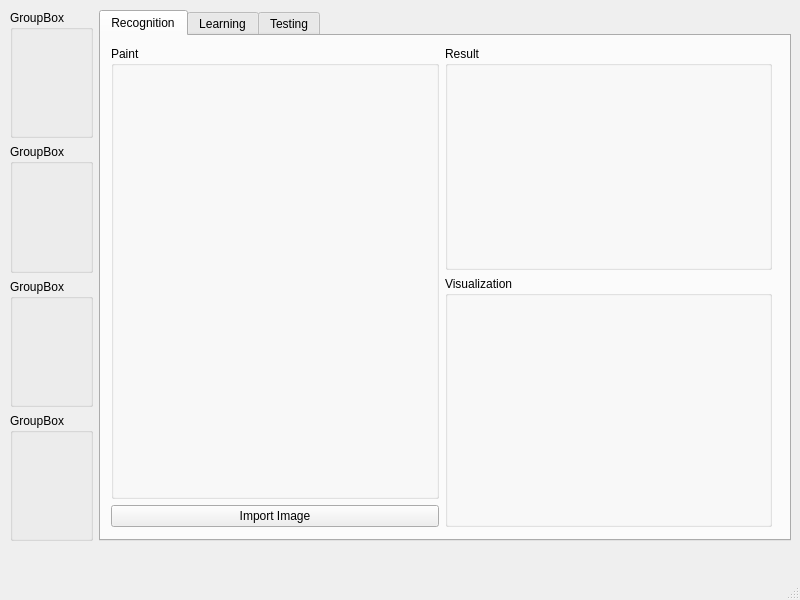
The window that MLP/src/view/view.ui (VladBigBrain/VladBigBrain) describes before a commit, drawn with Qt 5.
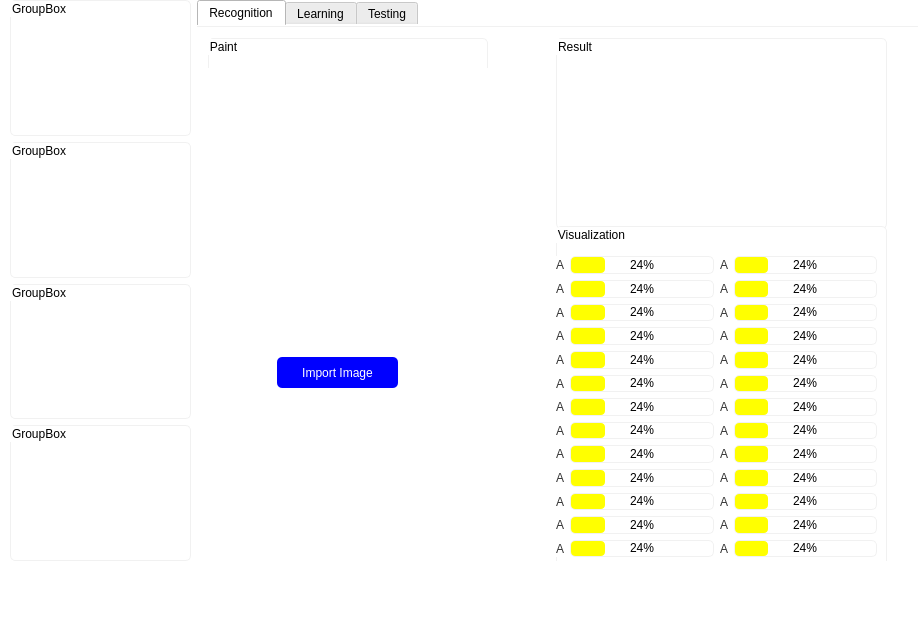
The same window after the commit. The open tabs and pages were chosen to show the change. Custom widgets are drawn as their Qt base class.

```diff
--- a/MLP/src/view/view.ui
+++ b/MLP/src/view/view.ui
@@ -6,49 +6,129 @@
    <rect>
     <x>0</x>
     <y>0</y>
-    <width>800</width>
-    <height>600</height>
+    <width>918</width>
+    <height>644</height>
    </rect>
   </property>
   <property name="windowTitle">
    <string>MLP</string>
   </property>
+  <property name="styleSheet">
+   <string notr="true">QWidget {
+    background: white;  /* Белый фон для всех виджетов */
+}
+* {
+    color: black;  /* Черный текст для всех элементов */
+}
+
+QLabel {
+    color: #333333; /* Тёмно-серый для хорошего контраста на белом фоне */
+    font: 14px &quot;Arial&quot;; /* Простой и чистый шрифт */
+}
+
+QLabel {
+    color: #333333; /* Тёмно-серый для хорошего контраста на белом фоне */
+    font: 14px &quot;Arial&quot;; /* Простой и чистый шрифт */
+}
+
+QSpinBox {
+    border: 1px solid #f1f1f1;
+    background: white;
+}
+
+QGroupBox {
+    border: 1px solid #f1f1f1;
+    border-radius: 5px;
+    margin-top: 1ex;
+}
+
+QPushButton {
+    background-color: yellow;
+    color: white;
+    border-radius: 5px;
+}
+
+QComboBox {
+    border: 1px solid #f1f1f1;
+    border-radius: 3px;
+    background: white;
+}
+</string>
+  </property>
   <widget class="QWidget" name="centralwidget">
    <widget class="QWidget" name="layoutWidget">
     <property name="geometry">
      <rect>
       <x>10</x>
-      <y>10</y>
-      <width>781</width>
-      <height>531</height>
+      <y>0</y>
+      <width>911</width>
+      <height>561</height>
      </rect>
     </property>
-    <layout class="QHBoxLayout" name="horizontalLayout">
-     <item>
-      <layout class="QVBoxLayout" name="verticalLayout">
-       <item>
+    <layout class="QGridLayout" name="gridLayout" rowstretch="0" columnstretch="1,4">
+     <item row="0" column="0">
+      <layout class="QGridLayout" name="gridLayout_4">
+       <property name="sizeConstraint">
+        <enum>QLayout::SetNoConstraint</enum>
+       </property>
+       <property name="leftMargin">
+        <number>0</number>
+       </property>
+       <item row="0" column="0">
         <widget class="QGroupBox" name="groupBox">
+         <property name="styleSheet">
+          <string notr="true">QGroupBox {
+    border: 1px solid #f1f1f1;
+    border-radius: 5px;
+    margin-top: 1ex;
+}
+</string>
+         </property>
          <property name="title">
           <string>GroupBox</string>
          </property>
         </widget>
        </item>
-       <item>
+       <item row="1" column="0">
         <widget class="QGroupBox" name="groupBox_2">
+         <property name="styleSheet">
+          <string notr="true">QGroupBox {
+    border: 1px solid #f1f1f1;
+    border-radius: 5px;
+    margin-top: 1ex;
+}
+</string>
+         </property>
          <property name="title">
           <string>GroupBox</string>
          </property>
         </widget>
        </item>
-       <item>
+       <item row="2" column="0">
         <widget class="QGroupBox" name="groupBox_3">
+         <property name="styleSheet">
+          <string notr="true">QGroupBox {
+    border: 1px solid #f1f1f1;
+    border-radius: 5px;
+    margin-top: 1ex;
+}
+</string>
+         </property>
          <property name="title">
           <string>GroupBox</string>
          </property>
         </widget>
        </item>
-       <item>
+       <item row="3" column="0">
         <widget class="QGroupBox" name="groupBox_4">
+         <property name="styleSheet">
+          <string notr="true">QGroupBox {
+    border: 1px solid #f1f1f1;
+    border-radius: 5px;
+    margin-top: 1ex;
+}
+</string>
+         </property>
          <property name="title">
           <string>GroupBox</string>
          </property>
@@ -56,8 +136,14 @@
        </item>
       </layout>
      </item>
-     <item>
+     <item row="0" column="1">
       <widget class="QTabWidget" name="tabWidget">
+       <property name="styleSheet">
+        <string notr="true">QTabWidget::pane {
+    border-top: 1px solid #f1f1f1;
+}
+</string>
+       </property>
        <property name="currentIndex">
         <number>0</number>
        </property>
@@ -65,55 +151,839 @@
         <attribute name="title">
          <string>Recognition</string>
         </attribute>
-        <widget class="QWidget" name="layoutWidget">
+        <widget class="QGroupBox" name="groupBox_6">
          <property name="geometry">
           <rect>
-           <x>10</x>
-           <y>10</y>
-           <width>661</width>
-           <height>481</height>
+           <x>359</x>
+           <y>11</y>
+           <width>331</width>
+           <height>191</height>
           </rect>
          </property>
-         <layout class="QGridLayout" name="gridLayout">
-          <item row="0" column="0" rowspan="2">
-           <widget class="QGroupBox" name="groupBox_5">
-            <property name="title">
-             <string>Paint</string>
-            </property>
-            <widget class="PaintScene" name="paintwidget" native="true">
-             <property name="geometry">
-              <rect>
-               <x>10</x>
-               <y>30</y>
-               <width>311</width>
-               <height>401</height>
-              </rect>
+         <property name="styleSheet">
+          <string notr="true">QGroupBox {
+    border: 1px solid #f1f1f1;
+    border-radius: 5px;
+    margin-top: 1ex;
+}
+</string>
+         </property>
+         <property name="title">
+          <string>Result</string>
+         </property>
+        </widget>
+        <widget class="QGroupBox" name="groupBox_5">
+         <property name="geometry">
+          <rect>
+           <x>11</x>
+           <y>11</y>
+           <width>280</width>
+           <height>310</height>
+          </rect>
+         </property>
+         <property name="styleSheet">
+          <string notr="true">QGroupBox {
+    border: 1px solid #f1f1f1;
+    border-radius: 5px;
+    margin-top: 1ex;
+}
+</string>
+         </property>
+         <property name="title">
+          <string>Paint</string>
+         </property>
+         <widget class="PaintScene" name="paintwidget" native="true">
+          <property name="geometry">
+           <rect>
+            <x>0</x>
+            <y>30</y>
+            <width>280</width>
+            <height>280</height>
+           </rect>
+          </property>
+         </widget>
+        </widget>
+        <widget class="QGroupBox" name="groupBox_8">
+         <property name="geometry">
+          <rect>
+           <x>359</x>
+           <y>199</y>
+           <width>331</width>
+           <height>341</height>
+          </rect>
+         </property>
+         <property name="styleSheet">
+          <string notr="true">QGroupBox {
+    border: 1px solid #f1f1f1;
+    border-radius: 5px;
+    margin-top: 1ex;
+}
+</string>
+         </property>
+         <property name="title">
+          <string>Visualization</string>
+         </property>
+         <widget class="QWidget" name="">
+          <property name="geometry">
+           <rect>
+            <x>0</x>
+            <y>30</y>
+            <width>321</width>
+            <height>301</height>
+           </rect>
+          </property>
+          <layout class="QGridLayout" name="gridLayout_5">
+           <item row="0" column="0">
+            <widget class="QLabel" name="label">
+             <property name="text">
+              <string>A</string>
              </property>
             </widget>
-           </widget>
-          </item>
-          <item row="0" column="1">
-           <widget class="QGroupBox" name="groupBox_6">
-            <property name="title">
-             <string>Result</string>
-            </property>
-           </widget>
-          </item>
-          <item row="1" column="1" rowspan="2">
-           <widget class="QGroupBox" name="groupBox_8">
-            <property name="title">
-             <string>Visualization</string>
-            </property>
-           </widget>
-          </item>
-          <item row="2" column="0">
-           <widget class="QPushButton" name="pushButton">
-            <property name="text">
-             <string>Import Image</string>
-            </property>
-           </widget>
-          </item>
-         </layout>
+           </item>
+           <item row="0" column="1">
+            <widget class="QProgressBar" name="progressBar">
+             <property name="styleSheet">
+              <string notr="true">QProgressBar {
+    border: 1px solid #f1f1f1;  /* Почти белый рамки */
+    background: white;  /* Белый фон */
+    border-radius: 5px;  /* Скругление углов */
+    text-align: center;  /* Центровка текста */
+}
+
+QProgressBar::chunk {
+    background: yellow;  /* Жёлтая заполненная часть */
+    border-radius: 4px;  /* Скругление углов */
+}
+</string>
+             </property>
+             <property name="value">
+              <number>24</number>
+             </property>
+            </widget>
+           </item>
+           <item row="0" column="2">
+            <widget class="QLabel" name="label_17">
+             <property name="text">
+              <string>A</string>
+             </property>
+            </widget>
+           </item>
+           <item row="0" column="3">
+            <widget class="QProgressBar" name="progressBar_13">
+             <property name="styleSheet">
+              <string notr="true">QProgressBar {
+    border: 1px solid #f1f1f1;  /* Почти белый рамки */
+    background: white;  /* Белый фон */
+    border-radius: 5px;  /* Скругление углов */
+    text-align: center;  /* Центровка текста */
+}
+
+QProgressBar::chunk {
+    background: yellow;  /* Жёлтая заполненная часть */
+    border-radius: 4px;  /* Скругление углов */
+}
+</string>
+             </property>
+             <property name="value">
+              <number>24</number>
+             </property>
+            </widget>
+           </item>
+           <item row="1" column="0">
+            <widget class="QLabel" name="label_2">
+             <property name="text">
+              <string>A</string>
+             </property>
+            </widget>
+           </item>
+           <item row="1" column="1">
+            <widget class="QProgressBar" name="progressBar_2">
+             <property name="styleSheet">
+              <string notr="true">QProgressBar {
+    border: 1px solid #f1f1f1;  /* Почти белый рамки */
+    background: white;  /* Белый фон */
+    border-radius: 5px;  /* Скругление углов */
+    text-align: center;  /* Центровка текста */
+}
+
+QProgressBar::chunk {
+    background: yellow;  /* Жёлтая заполненная часть */
+    border-radius: 4px;  /* Скругление углов */
+}
+</string>
+             </property>
+             <property name="value">
+              <number>24</number>
+             </property>
+            </widget>
+           </item>
+           <item row="1" column="2">
+            <widget class="QLabel" name="label_25">
+             <property name="text">
+              <string>A</string>
+             </property>
+            </widget>
+           </item>
+           <item row="1" column="3">
+            <widget class="QProgressBar" name="progressBar_14">
+             <property name="styleSheet">
+              <string notr="true">QProgressBar {
+    border: 1px solid #f1f1f1;  /* Почти белый рамки */
+    background: white;  /* Белый фон */
+    border-radius: 5px;  /* Скругление углов */
+    text-align: center;  /* Центровка текста */
+}
+
+QProgressBar::chunk {
+    background: yellow;  /* Жёлтая заполненная часть */
+    border-radius: 4px;  /* Скругление углов */
+}
+</string>
+             </property>
+             <property name="value">
+              <number>24</number>
+             </property>
+            </widget>
+           </item>
+           <item row="2" column="0">
+            <widget class="QLabel" name="label_3">
+             <property name="text">
+              <string>A</string>
+             </property>
+            </widget>
+           </item>
+           <item row="2" column="1">
+            <widget class="QProgressBar" name="progressBar_3">
+             <property name="styleSheet">
+              <string notr="true">QProgressBar {
+    border: 1px solid #f1f1f1;  /* Почти белый рамки */
+    background: white;  /* Белый фон */
+    border-radius: 5px;  /* Скругление углов */
+    text-align: center;  /* Центровка текста */
+}
+
+QProgressBar::chunk {
+    background: yellow;  /* Жёлтая заполненная часть */
+    border-radius: 4px;  /* Скругление углов */
+}
+</string>
+             </property>
+             <property name="value">
+              <number>24</number>
+             </property>
+            </widget>
+           </item>
+           <item row="2" column="2">
+            <widget class="QLabel" name="label_22">
+             <property name="text">
+              <string>A</string>
+             </property>
+            </widget>
+           </item>
+           <item row="2" column="3">
+            <widget class="QProgressBar" name="progressBar_12">
+             <property name="styleSheet">
+              <string notr="true">QProgressBar {
+    border: 1px solid #f1f1f1;  /* Почти белый рамки */
+    background: white;  /* Белый фон */
+    border-radius: 5px;  /* Скругление углов */
+    text-align: center;  /* Центровка текста */
+}
+
+QProgressBar::chunk {
+    background: yellow;  /* Жёлтая заполненная часть */
+    border-radius: 4px;  /* Скругление углов */
+}
+</string>
+             </property>
+             <property name="value">
+              <number>24</number>
+             </property>
+            </widget>
+           </item>
+           <item row="3" column="0">
+            <widget class="QLabel" name="label_4">
+             <property name="text">
+              <string>A</string>
+             </property>
+            </widget>
+           </item>
+           <item row="3" column="1">
+            <widget class="QProgressBar" name="progressBar_4">
+             <property name="styleSheet">
+              <string notr="true">QProgressBar {
+    border: 1px solid #f1f1f1;  /* Почти белый рамки */
+    background: white;  /* Белый фон */
+    border-radius: 5px;  /* Скругление углов */
+    text-align: center;  /* Центровка текста */
+}
+
+QProgressBar::chunk {
+    background: yellow;  /* Жёлтая заполненная часть */
+    border-radius: 4px;  /* Скругление углов */
+}
+</string>
+             </property>
+             <property name="value">
+              <number>24</number>
+             </property>
+            </widget>
+           </item>
+           <item row="3" column="2">
+            <widget class="QLabel" name="label_21">
+             <property name="text">
+              <string>A</string>
+             </property>
+            </widget>
+           </item>
+           <item row="3" column="3">
+            <widget class="QProgressBar" name="progressBar_10">
+             <property name="styleSheet">
+              <string notr="true">QProgressBar {
+    border: 1px solid #f1f1f1;  /* Почти белый рамки */
+    background: white;  /* Белый фон */
+    border-radius: 5px;  /* Скругление углов */
+    text-align: center;  /* Центровка текста */
+}
+
+QProgressBar::chunk {
+    background: yellow;  /* Жёлтая заполненная часть */
+    border-radius: 4px;  /* Скругление углов */
+}
+</string>
+             </property>
+             <property name="value">
+              <number>24</number>
+             </property>
+            </widget>
+           </item>
+           <item row="4" column="0">
+            <widget class="QLabel" name="label_6">
+             <property name="text">
+              <string>A</string>
+             </property>
+            </widget>
+           </item>
+           <item row="4" column="1">
+            <widget class="QProgressBar" name="progressBar_7">
+             <property name="styleSheet">
+              <string notr="true">QProgressBar {
+    border: 1px solid #f1f1f1;  /* Почти белый рамки */
+    background: white;  /* Белый фон */
+    border-radius: 5px;  /* Скругление углов */
+    text-align: center;  /* Центровка текста */
+}
+
+QProgressBar::chunk {
+    background: yellow;  /* Жёлтая заполненная часть */
+    border-radius: 4px;  /* Скругление углов */
+}
+</string>
+             </property>
+             <property name="value">
+              <number>24</number>
+             </property>
+            </widget>
+           </item>
+           <item row="4" column="2">
+            <widget class="QLabel" name="label_14">
+             <property name="text">
+              <string>A</string>
+             </property>
+            </widget>
+           </item>
+           <item row="4" column="3">
+            <widget class="QProgressBar" name="progressBar_9">
+             <property name="styleSheet">
+              <string notr="true">QProgressBar {
+    border: 1px solid #f1f1f1;  /* Почти белый рамки */
+    background: white;  /* Белый фон */
+    border-radius: 5px;  /* Скругление углов */
+    text-align: center;  /* Центровка текста */
+}
+
+QProgressBar::chunk {
+    background: yellow;  /* Жёлтая заполненная часть */
+    border-radius: 4px;  /* Скругление углов */
+}
+</string>
+             </property>
+             <property name="value">
+              <number>24</number>
+             </property>
+            </widget>
+           </item>
+           <item row="5" column="0">
+            <widget class="QLabel" name="label_5">
+             <property name="text">
+              <string>A</string>
+             </property>
+            </widget>
+           </item>
+           <item row="5" column="1">
+            <widget class="QProgressBar" name="progressBar_8">
+             <property name="styleSheet">
+              <string notr="true">QProgressBar {
+    border: 1px solid #f1f1f1;  /* Почти белый рамки */
+    background: white;  /* Белый фон */
+    border-radius: 5px;  /* Скругление углов */
+    text-align: center;  /* Центровка текста */
+}
+
+QProgressBar::chunk {
+    background: yellow;  /* Жёлтая заполненная часть */
+    border-radius: 4px;  /* Скругление углов */
+}
+</string>
+             </property>
+             <property name="value">
+              <number>24</number>
+             </property>
+            </widget>
+           </item>
+           <item row="5" column="2">
+            <widget class="QLabel" name="label_18">
+             <property name="text">
+              <string>A</string>
+             </property>
+            </widget>
+           </item>
+           <item row="5" column="3">
+            <widget class="QProgressBar" name="progressBar_11">
+             <property name="styleSheet">
+              <string notr="true">QProgressBar {
+    border: 1px solid #f1f1f1;  /* Почти белый рамки */
+    background: white;  /* Белый фон */
+    border-radius: 5px;  /* Скругление углов */
+    text-align: center;  /* Центровка текста */
+}
+
+QProgressBar::chunk {
+    background: yellow;  /* Жёлтая заполненная часть */
+    border-radius: 4px;  /* Скругление углов */
+}
+</string>
+             </property>
+             <property name="value">
+              <number>24</number>
+             </property>
+            </widget>
+           </item>
+           <item row="6" column="0">
+            <widget class="QLabel" name="label_7">
+             <property name="text">
+              <string>A</string>
+             </property>
+            </widget>
+           </item>
+           <item row="6" column="1">
+            <widget class="QProgressBar" name="progressBar_6">
+             <property name="styleSheet">
+              <string notr="true">QProgressBar {
+    border: 1px solid #f1f1f1;  /* Почти белый рамки */
+    background: white;  /* Белый фон */
+    border-radius: 5px;  /* Скругление углов */
+    text-align: center;  /* Центровка текста */
+}
+
+QProgressBar::chunk {
+    background: yellow;  /* Жёлтая заполненная часть */
+    border-radius: 4px;  /* Скругление углов */
+}
+</string>
+             </property>
+             <property name="value">
+              <number>24</number>
+             </property>
+            </widget>
+           </item>
+           <item row="6" column="2">
+            <widget class="QLabel" name="label_16">
+             <property name="text">
+              <string>A</string>
+             </property>
+            </widget>
+           </item>
+           <item row="6" column="3">
+            <widget class="QProgressBar" name="progressBar_16">
+             <property name="styleSheet">
+              <string notr="true">QProgressBar {
+    border: 1px solid #f1f1f1;  /* Почти белый рамки */
+    background: white;  /* Белый фон */
+    border-radius: 5px;  /* Скругление углов */
+    text-align: center;  /* Центровка текста */
+}
+
+QProgressBar::chunk {
+    background: yellow;  /* Жёлтая заполненная часть */
+    border-radius: 4px;  /* Скругление углов */
+}
+</string>
+             </property>
+             <property name="value">
+              <number>24</number>
+             </property>
+            </widget>
+           </item>
+           <item row="7" column="0">
+            <widget class="QLabel" name="label_8">
+             <property name="text">
+              <string>A</string>
+             </property>
+            </widget>
+           </item>
+           <item row="7" column="1">
+            <widget class="QProgressBar" name="progressBar_5">
+             <property name="styleSheet">
+              <string notr="true">QProgressBar {
+    border: 1px solid #f1f1f1;  /* Почти белый рамки */
+    background: white;  /* Белый фон */
+    border-radius: 5px;  /* Скругление углов */
+    text-align: center;  /* Центровка текста */
+}
+
+QProgressBar::chunk {
+    background: yellow;  /* Жёлтая заполненная часть */
+    border-radius: 4px;  /* Скругление углов */
+}
+</string>
+             </property>
+             <property name="value">
+              <number>24</number>
+             </property>
+            </widget>
+           </item>
+           <item row="7" column="2">
+            <widget class="QLabel" name="label_19">
+             <property name="text">
+              <string>A</string>
+             </property>
+            </widget>
+           </item>
+           <item row="7" column="3">
+            <widget class="QProgressBar" name="progressBar_15">
+             <property name="styleSheet">
+              <string notr="true">QProgressBar {
+    border: 1px solid #f1f1f1;  /* Почти белый рамки */
+    background: white;  /* Белый фон */
+    border-radius: 5px;  /* Скругление углов */
+    text-align: center;  /* Центровка текста */
+}
+
+QProgressBar::chunk {
+    background: yellow;  /* Жёлтая заполненная часть */
+    border-radius: 4px;  /* Скругление углов */
+}
+</string>
+             </property>
+             <property name="value">
+              <number>24</number>
+             </property>
+            </widget>
+           </item>
+           <item row="8" column="0">
+            <widget class="QLabel" name="label_10">
+             <property name="text">
+              <string>A</string>
+             </property>
+            </widget>
+           </item>
+           <item row="8" column="1">
+            <widget class="QProgressBar" name="progressBar_20">
+             <property name="styleSheet">
+              <string notr="true">QProgressBar {
+    border: 1px solid #f1f1f1;  /* Почти белый рамки */
+    background: white;  /* Белый фон */
+    border-radius: 5px;  /* Скругление углов */
+    text-align: center;  /* Центровка текста */
+}
+
+QProgressBar::chunk {
+    background: yellow;  /* Жёлтая заполненная часть */
+    border-radius: 4px;  /* Скругление углов */
+}
+</string>
+             </property>
+             <property name="value">
+              <number>24</number>
+             </property>
+            </widget>
+           </item>
+           <item row="8" column="2">
+            <widget class="QLabel" name="label_26">
+             <property name="text">
+              <string>A</string>
+             </property>
+            </widget>
+           </item>
+           <item row="8" column="3">
+            <widget class="QProgressBar" name="progressBar_26">
+             <property name="styleSheet">
+              <string notr="true">QProgressBar {
+    border: 1px solid #f1f1f1;  /* Почти белый рамки */
+    background: white;  /* Белый фон */
+    border-radius: 5px;  /* Скругление углов */
+    text-align: center;  /* Центровка текста */
+}
+
+QProgressBar::chunk {
+    background: yellow;  /* Жёлтая заполненная часть */
+    border-radius: 4px;  /* Скругление углов */
+}
+</string>
+             </property>
+             <property name="value">
+              <number>24</number>
+             </property>
+            </widget>
+           </item>
+           <item row="9" column="0">
+            <widget class="QLabel" name="label_9">
+             <property name="text">
+              <string>A</string>
+             </property>
+            </widget>
+           </item>
+           <item row="9" column="1">
+            <widget class="QProgressBar" name="progressBar_21">
+             <property name="styleSheet">
+              <string notr="true">QProgressBar {
+    border: 1px solid #f1f1f1;  /* Почти белый рамки */
+    background: white;  /* Белый фон */
+    border-radius: 5px;  /* Скругление углов */
+    text-align: center;  /* Центровка текста */
+}
+
+QProgressBar::chunk {
+    background: yellow;  /* Жёлтая заполненная часть */
+    border-radius: 4px;  /* Скругление углов */
+}
+</string>
+             </property>
+             <property name="value">
+              <number>24</number>
+             </property>
+            </widget>
+           </item>
+           <item row="9" column="2">
+            <widget class="QLabel" name="label_24">
+             <property name="text">
+              <string>A</string>
+             </property>
+            </widget>
+           </item>
+           <item row="9" column="3">
+            <widget class="QProgressBar" name="progressBar_23">
+             <property name="styleSheet">
+              <string notr="true">QProgressBar {
+    border: 1px solid #f1f1f1;  /* Почти белый рамки */
+    background: white;  /* Белый фон */
+    border-radius: 5px;  /* Скругление углов */
+    text-align: center;  /* Центровка текста */
+}
+
+QProgressBar::chunk {
+    background: yellow;  /* Жёлтая заполненная часть */
+    border-radius: 4px;  /* Скругление углов */
+}
+</string>
+             </property>
+             <property name="value">
+              <number>24</number>
+             </property>
+            </widget>
+           </item>
+           <item row="10" column="0">
+            <widget class="QLabel" name="label_12">
+             <property name="text">
+              <string>A</string>
+             </property>
+            </widget>
+           </item>
+           <item row="10" column="1">
+            <widget class="QProgressBar" name="progressBar_19">
+             <property name="styleSheet">
+              <string notr="true">QProgressBar {
+    border: 1px solid #f1f1f1;  /* Почти белый рамки */
+    background: white;  /* Белый фон */
+    border-radius: 5px;  /* Скругление углов */
+    text-align: center;  /* Центровка текста */
+}
+
+QProgressBar::chunk {
+    background: yellow;  /* Жёлтая заполненная часть */
+    border-radius: 4px;  /* Скругление углов */
+}
+</string>
+             </property>
+             <property name="value">
+              <number>24</number>
+             </property>
+            </widget>
+           </item>
+           <item row="10" column="2">
+            <widget class="QLabel" name="label_15">
+             <property name="text">
+              <string>A</string>
+             </property>
+            </widget>
+           </item>
+           <item row="10" column="3">
+            <widget class="QProgressBar" name="progressBar_22">
+             <property name="styleSheet">
+              <string notr="true">QProgressBar {
+    border: 1px solid #f1f1f1;  /* Почти белый рамки */
+    background: white;  /* Белый фон */
+    border-radius: 5px;  /* Скругление углов */
+    text-align: center;  /* Центровка текста */
+}
+
+QProgressBar::chunk {
+    background: yellow;  /* Жёлтая заполненная часть */
+    border-radius: 4px;  /* Скругление углов */
+}
+</string>
+             </property>
+             <property name="value">
+              <number>24</number>
+             </property>
+            </widget>
+           </item>
+           <item row="11" column="0">
+            <widget class="QLabel" name="label_11">
+             <property name="text">
+              <string>A</string>
+             </property>
+            </widget>
+           </item>
+           <item row="11" column="1">
+            <widget class="QProgressBar" name="progressBar_18">
+             <property name="styleSheet">
+              <string notr="true">QProgressBar {
+    border: 1px solid #f1f1f1;  /* Почти белый рамки */
+    background: white;  /* Белый фон */
+    border-radius: 5px;  /* Скругление углов */
+    text-align: center;  /* Центровка текста */
+}
+
+QProgressBar::chunk {
+    background: yellow;  /* Жёлтая заполненная часть */
+    border-radius: 4px;  /* Скругление углов */
+}
+</string>
+             </property>
+             <property name="value">
+              <number>24</number>
+             </property>
+            </widget>
+           </item>
+           <item row="11" column="2">
+            <widget class="QLabel" name="label_20">
+             <property name="text">
+              <string>A</string>
+             </property>
+            </widget>
+           </item>
+           <item row="11" column="3">
+            <widget class="QProgressBar" name="progressBar_24">
+             <property name="styleSheet">
+              <string notr="true">QProgressBar {
+    border: 1px solid #f1f1f1;  /* Почти белый рамки */
+    background: white;  /* Белый фон */
+    border-radius: 5px;  /* Скругление углов */
+    text-align: center;  /* Центровка текста */
+}
+
+QProgressBar::chunk {
+    background: yellow;  /* Жёлтая заполненная часть */
+    border-radius: 4px;  /* Скругление углов */
+}
+</string>
+             </property>
+             <property name="value">
+              <number>24</number>
+             </property>
+            </widget>
+           </item>
+           <item row="12" column="0">
+            <widget class="QLabel" name="label_13">
+             <property name="text">
+              <string>A</string>
+             </property>
+            </widget>
+           </item>
+           <item row="12" column="1">
+            <widget class="QProgressBar" name="progressBar_17">
+             <property name="styleSheet">
+              <string notr="true">QProgressBar {
+    border: 1px solid #f1f1f1;  /* Почти белый рамки */
+    background: white;  /* Белый фон */
+    border-radius: 5px;  /* Скругление углов */
+    text-align: center;  /* Центровка текста */
+}
+
+QProgressBar::chunk {
+    background: yellow;  /* Жёлтая заполненная часть */
+    border-radius: 4px;  /* Скругление углов */
+}
+</string>
+             </property>
+             <property name="value">
+              <number>24</number>
+             </property>
+            </widget>
+           </item>
+           <item row="12" column="2">
+            <widget class="QLabel" name="label_23">
+             <property name="text">
+              <string>A</string>
+             </property>
+            </widget>
+           </item>
+           <item row="12" column="3">
+            <widget class="QProgressBar" name="progressBar_25">
+             <property name="styleSheet">
+              <string notr="true">QProgressBar {
+    border: 1px solid #f1f1f1;  /* Почти белый рамки */
+    background: white;  /* Белый фон */
+    border-radius: 5px;  /* Скругление углов */
+    text-align: center;  /* Центровка текста */
+}
+
+QProgressBar::chunk {
+    background: yellow;  /* Жёлтая заполненная часть */
+    border-radius: 4px;  /* Скругление углов */
+}
+</string>
+             </property>
+             <property name="value">
+              <number>24</number>
+             </property>
+            </widget>
+           </item>
+          </layout>
+         </widget>
+        </widget>
+        <widget class="QPushButton" name="pushButton">
+         <property name="geometry">
+          <rect>
+           <x>80</x>
+           <y>330</y>
+           <width>121</width>
+           <height>31</height>
+          </rect>
+         </property>
+         <property name="styleSheet">
+          <string notr="true">QPushButton {
+    background-color: blue;
+    color: white;
+    border-radius: 5px;
+}
+</string>
+         </property>
+         <property name="text">
+          <string>Import Image</string>
+         </property>
         </widget>
        </widget>
        <widget class="QWidget" name="learning">
```
Left out of the diff: 163 changed lines with no effect on the pictures.
